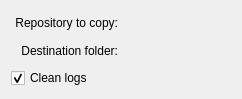
Above: src/svnfrontend/hotcopydlg.ui from KDE/kdesvn before the change. Below: the same form after it.
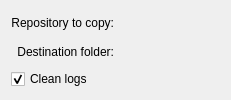
That is the form after the change. Custom widgets are drawn as their Qt base class.

The edit to the form file:
```diff
--- a/src/svnfrontend/hotcopydlg.ui
+++ b/src/svnfrontend/hotcopydlg.ui
@@ -1,15 +1,7 @@
 <ui version="4.0" >
  <class>HotcopyDlg</class>
- <widget class="QWidget" name="HotcopyDlg" >
-  <property name="geometry" >
-   <rect>
-    <x>0</x>
-    <y>0</y>
-    <width>242</width>
-    <height>99</height>
-   </rect>
-  </property>
-  <layout class="QVBoxLayout" >
+ <widget class="QWidget" name="HotcopyDlg">
+  <layout class="QVBoxLayout">
    <item>
     <layout class="QGridLayout" name="m_MainGrid" >
      <item row="1" column="0" >
@@ -20,27 +12,35 @@
        <property name="alignment" >
         <set>Qt::AlignRight|Qt::AlignTrailing|Qt::AlignVCenter</set>
        </property>
-       <property name="wordWrap" >
-        <bool>false</bool>
+      </widget>
+     </item>
+     <item row="1" column="1">
+      <widget class="KUrlRequester" name="m_DestpathEditor">
+       <property name="minimumSize">
+        <size>
+         <width>100</width>
+         <height>0</height>
+        </size>
        </property>
       </widget>
      </item>
-     <item row="0" column="1" >
-      <widget class="KUrlRequester" name="m_SrcpathEditor" />
-     </item>
-     <item row="1" column="1" >
-      <widget class="KUrlRequester" name="m_DestpathEditor" />
-     </item>
-     <item row="0" column="0" >
-      <widget class="QLabel" name="m_Srclabel" >
-       <property name="text" >
+     <item row="0" column="0">
+      <widget class="QLabel" name="m_Srclabel">
+       <property name="text">
         <string>Repository to copy:</string>
        </property>
        <property name="alignment" >
         <set>Qt::AlignRight|Qt::AlignTrailing|Qt::AlignVCenter</set>
        </property>
-       <property name="wordWrap" >
-        <bool>true</bool>
+      </widget>
+     </item>
+     <item row="0" column="1">
+      <widget class="KUrlRequester" name="m_SrcpathEditor">
+       <property name="minimumSize">
+        <size>
+         <width>100</width>
+         <height>0</height>
+        </size>
        </property>
       </widget>
      </item>
@@ -61,7 +61,7 @@
    </item>
   </layout>
  </widget>
- <layoutdefault spacing="6" margin="11" />
+ <layoutdefault spacing="6" margin="11"/>
  <customwidgets>
   <customwidget>
    <class>KUrlRequester</class>
```
Left out of the diff: 40 changed lines with no effect on the pictures.
